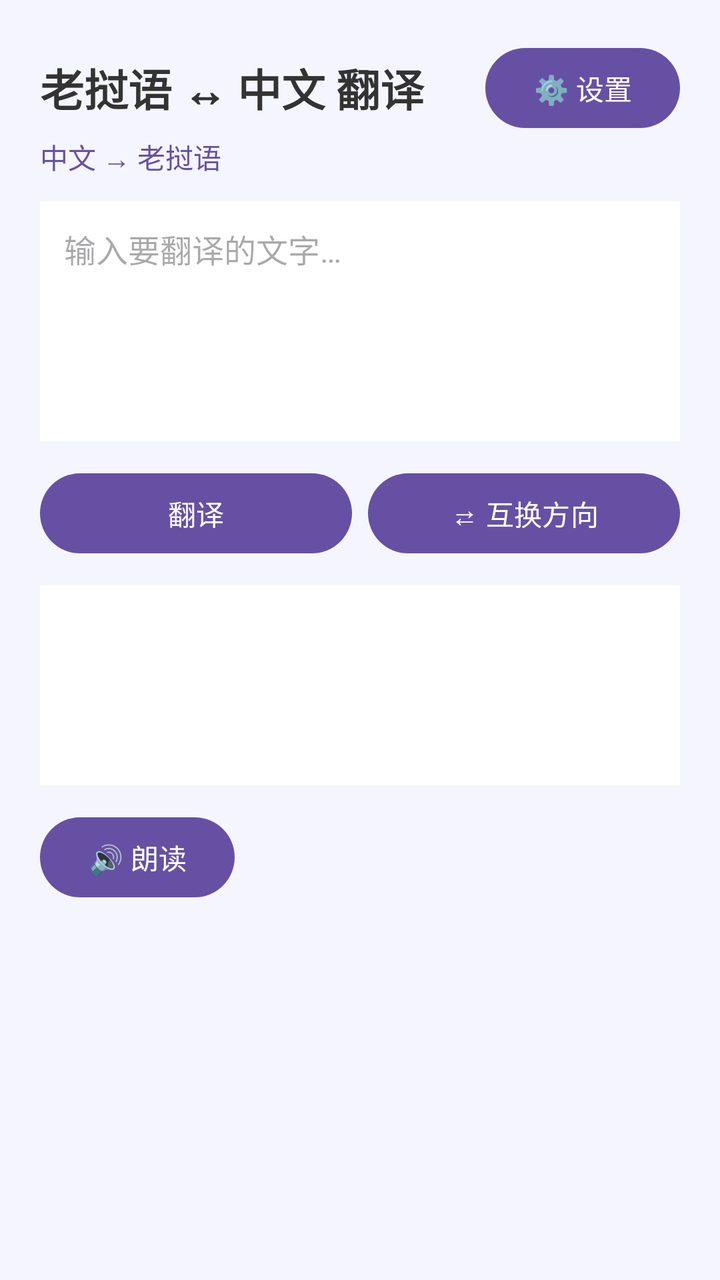
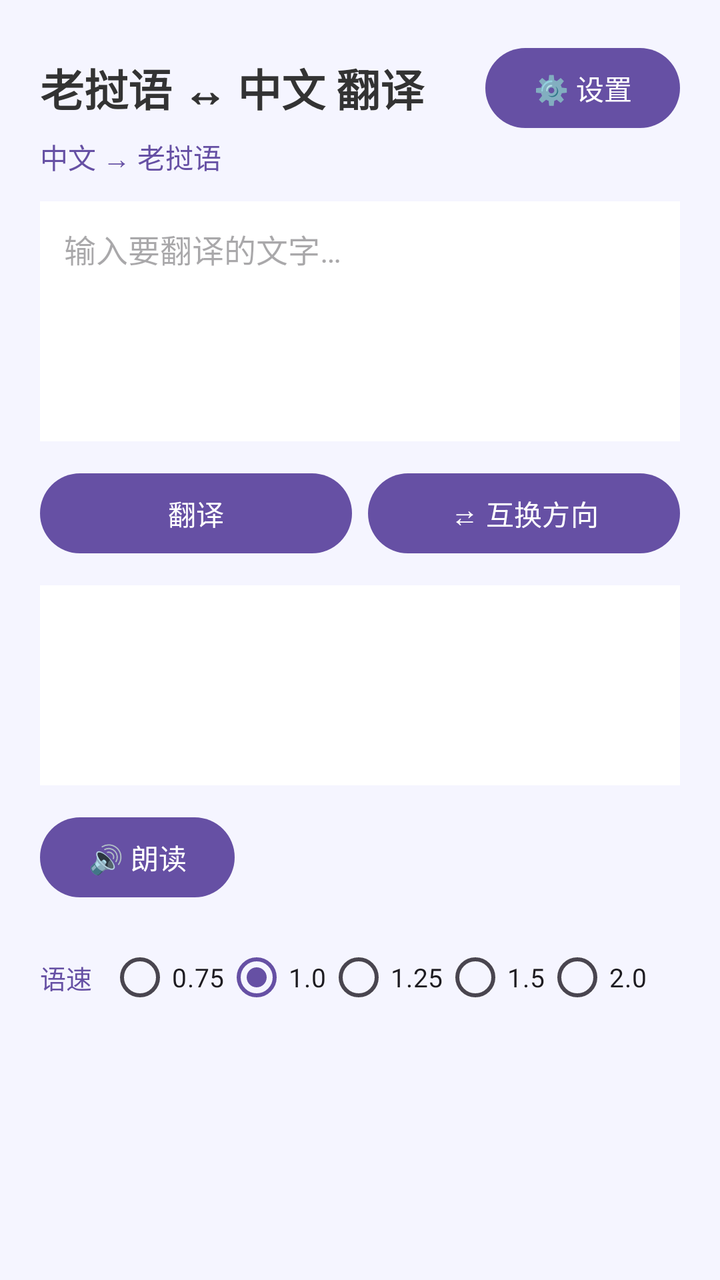

Screens rendered from an Android XML layout before and after an edit, with the pre-edit source and the edit as a unified diff.
<!-- AndroidManifest.xml: application theme Theme.LaoTran -->
<!-- res/layout/activity_main.xml -->
<?xml version="1.0" encoding="utf-8"?>
<LinearLayout xmlns:android="http://schemas.android.com/apk/res/android"
    android:layout_width="match_parent"
    android:layout_height="match_parent"
    android:orientation="vertical"
    android:padding="20dp"
    android:background="#F5F5FF">

    <LinearLayout
        android:layout_width="match_parent"
        android:layout_height="wrap_content"
        android:orientation="horizontal"
        android:gravity="center_vertical">

        <TextView
            android:layout_width="0dp"
            android:layout_height="wrap_content"
            android:layout_weight="1"
            android:text="老挝语 ↔ 中文 翻译"
            android:textSize="22sp"
            android:textStyle="bold"
            android:textColor="#333333"/>

        <Button
            android:id="@+id/settingsBtn"
            android:layout_width="wrap_content"
            android:layout_height="wrap_content"
            android:text="⚙️ 设置"/>
    </LinearLayout>

    <TextView
        android:id="@+id/dirLabel"
        android:layout_width="wrap_content"
        android:layout_height="wrap_content"
        android:text="中文 → 老挝语"
        android:textSize="14sp"
        android:textColor="#6650a4"
        android:layout_marginBottom="12dp"/>

    <EditText
        android:id="@+id/inputText"
        android:layout_width="match_parent"
        android:layout_height="wrap_content"
        android:minHeight="120dp"
        android:gravity="top|start"
        android:background="#FFFFFF"
        android:padding="12dp"
        android:hint="输入要翻译的文字…"
        android:inputType="textMultiLine"
        android:minLines="4"
        android:textSize="16sp"/>

    <LinearLayout
        android:layout_width="match_parent"
        android:layout_height="wrap_content"
        android:orientation="horizontal"
        android:layout_marginTop="12dp">

        <Button
            android:id="@+id/translateBtn"
            android:layout_width="0dp"
            android:layout_height="wrap_content"
            android:layout_weight="1"
            android:text="翻译"
            android:layout_marginEnd="8dp"/>

        <Button
            android:id="@+id/swapBtn"
            android:layout_width="0dp"
            android:layout_height="wrap_content"
            android:layout_weight="1"
            android:text="⇄ 互换方向"/>
    </LinearLayout>

    <TextView
        android:id="@+id/resultText"
        android:layout_width="match_parent"
        android:layout_height="wrap_content"
        android:minHeight="100dp"
        android:gravity="top|start"
        android:background="#FFFFFF"
        android:padding="12dp"
        android:textSize="18sp"
        android:textColor="#222222"
        android:text=""
        android:layout_marginTop="12dp"/>

    <Button
        android:id="@+id/speakBtn"
        android:layout_width="wrap_content"
        android:layout_height="wrap_content"
        android:text="🔊 朗读"
        android:layout_marginTop="12dp"/>

    <TextView
        android:id="@+id/statusText"
        android:layout_width="match_parent"
        android:layout_height="wrap_content"
        android:textSize="12sp"
        android:textColor="#888888"
        android:layout_marginTop="8dp"/>

</LinearLayout>
<!-- resources referenced by this layout -->
<resources>
  <style name="Theme.LaoTran" parent="Theme.Material3.DayNight.NoActionBar">
          <item name="colorPrimary">@color/purple_500</item>
          <item name="colorSecondary">@color/purple_200</item>
      </style>
  <color name="purple_500">#6650a4</color>
  <color name="purple_200">#bbb1e0</color>
</resources>

<!-- the commit's change to res/layout/activity_main.xml (unified diff, before → after) -->
@@ -92,6 +92,62 @@
         android:text="🔊 朗读"
         android:layout_marginTop="12dp"/>
 
+    <LinearLayout
+        android:layout_width="match_parent"
+        android:layout_height="wrap_content"
+        android:orientation="horizontal"
+        android:gravity="center_vertical"
+        android:layout_marginTop="12dp">
+
+        <TextView
+            android:layout_width="wrap_content"
+            android:layout_height="wrap_content"
+            android:text="语速"
+            android:textSize="13sp"
+            android:textColor="#6650a4"/>
+
+        <RadioGroup
+            android:id="@+id/speedGroup"
+            android:layout_width="match_parent"
+            android:layout_height="wrap_content"
+            android:orientation="horizontal"
+            android:gravity="center_vertical"
+            android:layout_marginStart="8dp">
+
+            <RadioButton
+                android:id="@+id/speed075"
+                android:layout_width="wrap_content"
+                android:layout_height="wrap_content"
+                android:text="0.75"
+                android:textSize="13sp"/>
+            <RadioButton
+                android:id="@+id/speed100"
+                android:layout_width="wrap_content"
+                android:layout_height="wrap_content"
+                android:text="1.0"
+                android:textSize="13sp"
+                android:checked="true"/>
+            <RadioButton
+                android:id="@+id/speed125"
+                android:layout_width="wrap_content"
+                android:layout_height="wrap_content"
+                android:text="1.25"
+                android:textSize="13sp"/>
+            <RadioButton
+                android:id="@+id/speed150"
+                android:layout_width="wrap_content"
+                android:layout_height="wrap_content"
+                android:text="1.5"
+                android:textSize="13sp"/>
+            <RadioButton
+                android:id="@+id/speed200"
+                android:layout_width="wrap_content"
+                android:layout_height="wrap_content"
+                android:text="2.0"
+                android:textSize="13sp"/>
+        </RadioGroup>
+    </LinearLayout>
+
     <TextView
         android:id="@+id/statusText"
         android:layout_width="match_parent"
